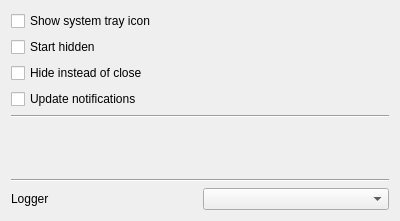
Before: the Qt Designer form src/Gui/Preferences/Player/GUI_PlayerPreferences.ui in Inferno214221/sayonara-player, drawn with Qt 5.
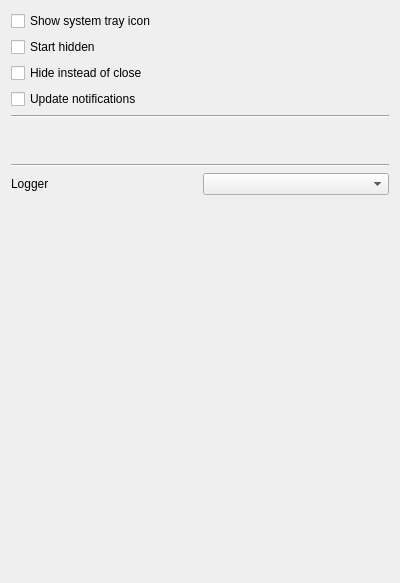
After: the same form once the commit is applied. Custom widgets are drawn as their Qt base class.

```diff
--- a/src/Gui/Preferences/Player/GUI_PlayerPreferences.ui
+++ b/src/Gui/Preferences/Player/GUI_PlayerPreferences.ui
@@ -7,20 +7,14 @@
     <x>0</x>
     <y>0</y>
     <width>400</width>
-    <height>221</height>
+    <height>583</height>
    </rect>
   </property>
   <layout class="QGridLayout" name="gridLayout">
-   <item row="7" column="0">
-    <widget class="QLabel" name="labWarning">
-     <property name="styleSheet">
-      <string notr="true">color: red;</string>
-     </property>
+   <item row="3" column="0">
+    <widget class="QCheckBox" name="cbCloseToTray">
      <property name="text">
-      <string notr="true"/>
-     </property>
-     <property name="wordWrap">
-      <bool>true</bool>
+      <string>Hide instead of close</string>
      </property>
     </widget>
    </item>
@@ -38,27 +32,6 @@
      </item>
     </layout>
    </item>
-   <item row="0" column="0">
-    <widget class="QCheckBox" name="cbShowTrayIcon">
-     <property name="text">
-      <string>Show system tray icon</string>
-     </property>
-    </widget>
-   </item>
-   <item row="3" column="0">
-    <widget class="QCheckBox" name="cbCloseToTray">
-     <property name="text">
-      <string>Hide instead of close</string>
-     </property>
-    </widget>
-   </item>
-   <item row="8" column="0">
-    <widget class="Line" name="line">
-     <property name="orientation">
-      <enum>Qt::Horizontal</enum>
-     </property>
-    </widget>
-   </item>
    <item row="1" column="0">
     <widget class="QCheckBox" name="cbStartInTray">
      <property name="text">
@@ -66,6 +39,51 @@
      </property>
     </widget>
    </item>
+   <item row="6" column="0">
+    <widget class="QWidget" name="widgetWarning" native="true">
+     <layout class="QVBoxLayout" name="verticalLayout">
+      <property name="leftMargin">
+       <number>0</number>
+      </property>
+      <property name="topMargin">
+       <number>0</number>
+      </property>
+      <property name="rightMargin">
+       <number>0</number>
+      </property>
+      <property name="bottomMargin">
+       <number>0</number>
+      </property>
+      <item>
+       <widget class="QLabel" name="labWarningHeader">
+        <property name="text">
+         <string notr="true"/>
+        </property>
+       </widget>
+      </item>
+      <item>
+       <widget class="QLabel" name="labWarning">
+        <property name="styleSheet">
+         <string notr="true">color: red;</string>
+        </property>
+        <property name="text">
+         <string notr="true"/>
+        </property>
+        <property name="wordWrap">
+         <bool>true</bool>
+        </property>
+       </widget>
+      </item>
+      <item>
+       <widget class="Line" name="line">
+        <property name="orientation">
+         <enum>Qt::Horizontal</enum>
+        </property>
+       </widget>
+      </item>
+     </layout>
+    </widget>
+   </item>
    <item row="4" column="0">
     <widget class="QCheckBox" name="cbUpdateNotifications">
      <property name="text">
@@ -73,6 +91,13 @@
      </property>
     </widget>
    </item>
+   <item row="0" column="0">
+    <widget class="QCheckBox" name="cbShowTrayIcon">
+     <property name="text">
+      <string>Show system tray icon</string>
+     </property>
+    </widget>
+   </item>
    <item row="5" column="0">
     <widget class="Line" name="line_2">
      <property name="orientation">
@@ -80,12 +105,18 @@
      </property>
     </widget>
    </item>
-   <item row="6" column="0">
-    <widget class="QLabel" name="labWarningHeader">
-     <property name="text">
-      <string notr="true"/>
+   <item row="10" column="0">
+    <spacer name="verticalSpacer">
+     <property name="orientation">
+      <enum>Qt::Vertical</enum>
      </property>
-    </widget>
+     <property name="sizeHint" stdset="0">
+      <size>
+       <width>20</width>
+       <height>40</height>
+      </size>
+     </property>
+    </spacer>
    </item>
   </layout>
  </widget>
```
